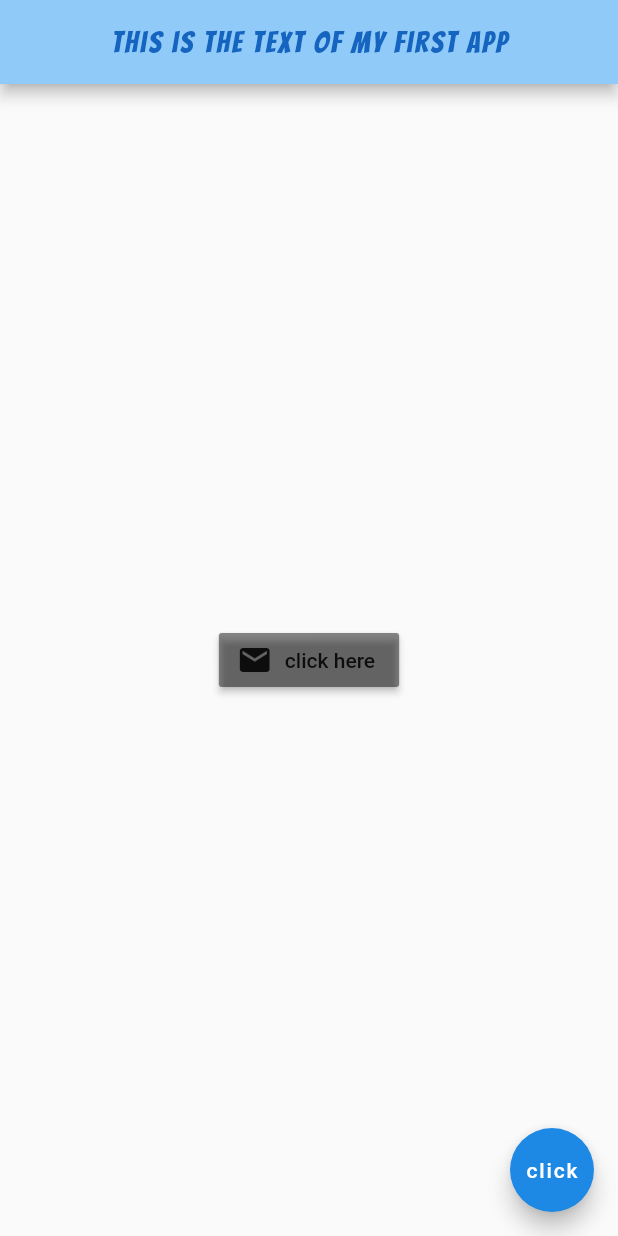
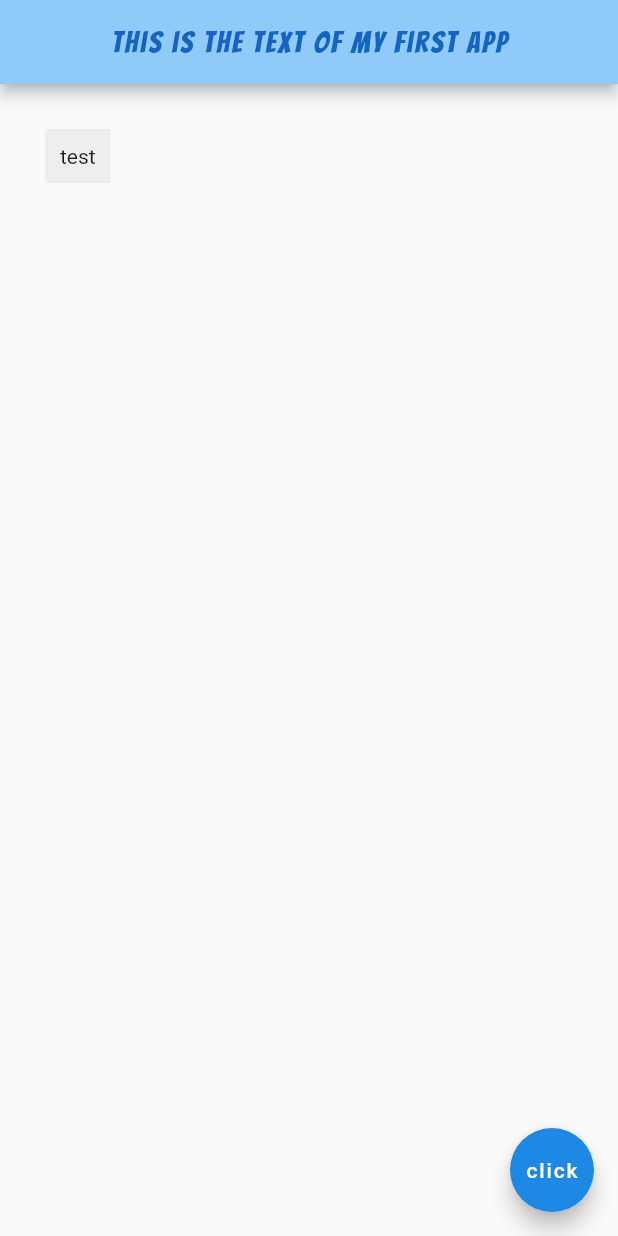
Before and after one commit to GuillaumeDes/flutter_course_1, a Flutter app: the screen it shows after launch, on a phone screen of 412 x 824 dp. Run offline on Flutter 3.47's test engine with Material 2 defaults, Android fonts, the phone set to English and light mode, and no system bars.

Commit message:
padding and margin container

```diff
--- a/lib/main.dart
+++ b/lib/main.dart
@@ -25,18 +25,11 @@ class Home extends StatelessWidget {
         centerTitle: true,
         backgroundColor: Colors.blue[200],
       ),
-      body: Center(
-        child: RaisedButton.icon(
-          onPressed: () {print("well clicked");},
-          icon: Icon(
-            Icons.mail
-          ),
-          label: Text("click here"),
-          color: Colors.black45
-
-
-        )
-
+      body: Container(
+        padding: EdgeInsets.fromLTRB(10, 10, 10, 10),
+        margin: EdgeInsets.all(30),
+        color: Colors.grey[200],
+        child:Text("test")
       ),
       floatingActionButton: FloatingActionButton(
         onPressed: () {},
```
